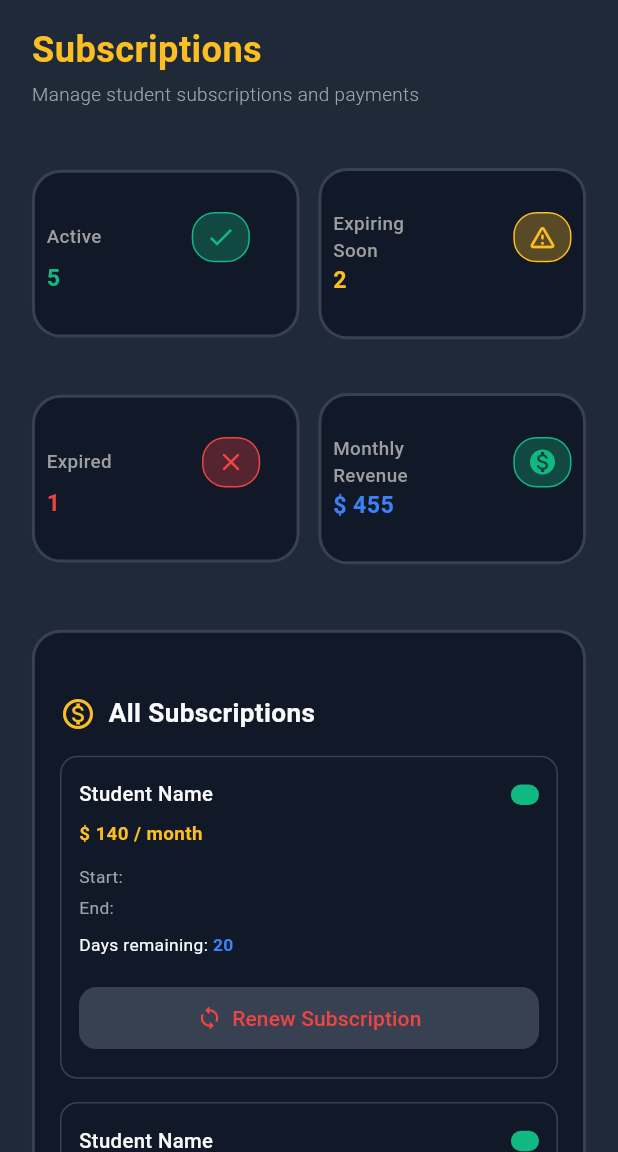
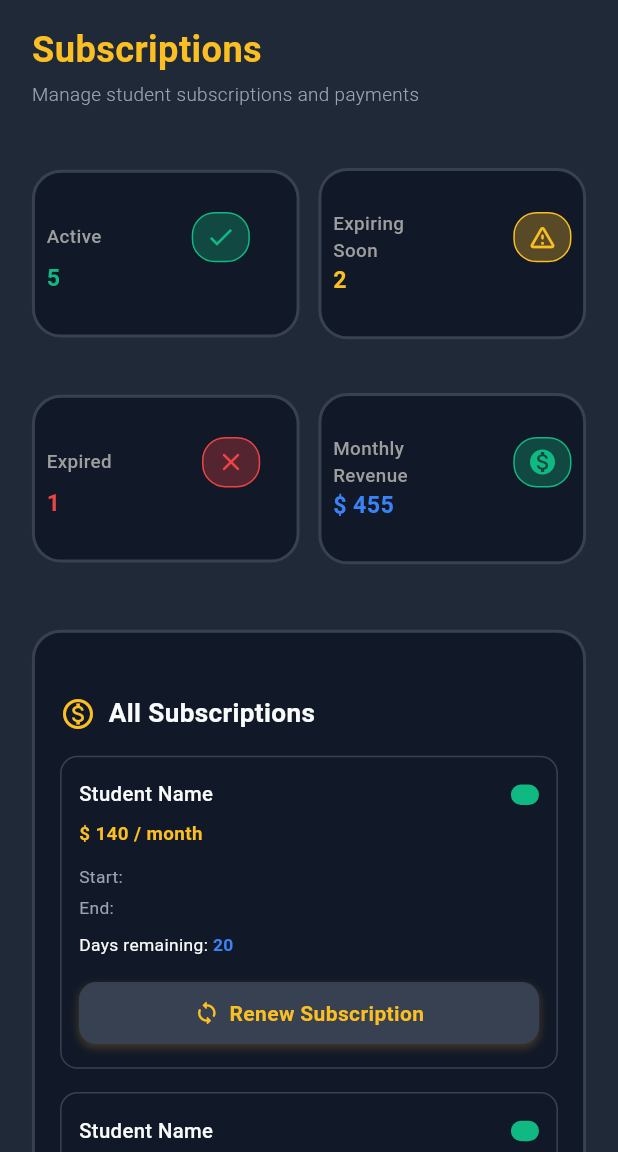
Before and after one commit to Mahfouz28/academy, a Flutter app: the SubscriptionsPage screen opened by its route, after a tap on "Renew Subscription", on a phone screen of 412 x 824 dp, the part 84-1236 px from its top. Run offline on Flutter 3.47's test engine with Material 3 defaults, Android fonts, the phone set to English and light mode, and no system bars; our stand-ins replace bloc, flutter_bloc, flutter_screenutil, supabase_flutter, timeago; accounts and stored records are empty.

Commit message:
refactor renewbotton fix dashbord item count length

```diff
--- a/lib/features/dashboard/presentation/pages/dashboard_page.dart
+++ b/lib/features/dashboard/presentation/pages/dashboard_page.dart
@@ -122,8 +122,10 @@ class DashboardPage extends StatelessWidget {
                           Divider(thickness: 2, color: AppColors.border),
                           ListView.separated(
                             shrinkWrap: true,
-                            itemCount: 5,
-                            separatorBuilder: (_, __) =>
+                            itemCount: students.length > 5
+                                ? 5
+                                : students.length,
+                            separatorBuilder: (_, index) =>
                                 Divider(color: AppColors.border),
                             itemBuilder: (context, index) {
                               return Padding(
--- /dev/null
+++ b/lib/features/subscriptions/presentation/widgets/renew_botton.dart
@@ -0,0 +1,76 @@
+import 'package:academy/core/themes/app_color.dart';
+import 'package:flutter/material.dart';
+import 'package:flutter_screenutil/flutter_screenutil.dart';
+
+class RenewButton extends StatefulWidget {
+  const RenewButton({super.key});
+
+  @override
+  State<RenewButton> createState() => _RenewButtonState();
+}
+
+class _RenewButtonState extends State<RenewButton> {
+  bool _pressed = false;
+
+  void _onTap() {
+    print('Renew Subscription button pressed');
+    setState(() {
+      _pressed = !_pressed;
+    });
+
+    // Reset back after short delay
+    Future.delayed(const Duration(milliseconds: 200), () {
+      if (mounted) setState(() => _pressed = false);
+    });
+  }
+
+  @override
+  Widget build(BuildContext context) {
+    return GestureDetector(
+      onTap: _onTap,
+      child: AnimatedContainer(
+        duration: const Duration(milliseconds: 200),
+        curve: Curves.easeOut,
+        width: double.infinity,
+        padding: EdgeInsets.symmetric(
+          vertical: _pressed ? 8.h : 10.h,
+          horizontal: 12.w,
+        ),
+        decoration: BoxDecoration(
+          color: _pressed
+              ? AppColors.secondary.withOpacity(0.8)
+              : AppColors.secondary,
+          border: Border.all(color: AppColors.border),
+          borderRadius: BorderRadius.circular(12.r),
+          boxShadow: _pressed
+              ? []
+              : [
+                  BoxShadow(
+                    color: AppColors.chart1.withOpacity(0.2),
+                    blurRadius: 4,
+                    offset: const Offset(0, 2),
+                  ),
+                ],
+        ),
+        child: Row(
+          mainAxisAlignment: MainAxisAlignment.center,
+          children: [
+            Icon(Icons.sync_rounded, color: AppColors.chart1, size: 18.sp),
+            6.horizontalSpace,
+            AnimatedOpacity(
+              duration: const Duration(milliseconds: 200),
+              opacity: _pressed ? 0.7 : 1.0,
+              child: Text(
+                'Renew Subscription',
+                style: TextStyle(
+                  color: AppColors.chart1.withOpacity(_pressed ? 0.7 : 1.0),
+                  fontWeight: FontWeight.w600,
+                ),
+              ),
+            ),
+          ],
+        ),
+      ),
+    );
+  }
+}
--- a/lib/features/subscriptions/presentation/widgets/show_subs_card.dart
+++ b/lib/features/subscriptions/presentation/widgets/show_subs_card.dart
@@ -1,5 +1,6 @@
 import 'package:academy/core/themes/app_color.dart';
 import 'package:academy/core/widgets/status_badge.dart';
+import 'package:academy/features/subscriptions/presentation/widgets/renew_botton.dart';
 import 'package:flutter/material.dart';
 import 'package:flutter_screenutil/flutter_screenutil.dart';
 
@@ -96,37 +97,7 @@ class ShowSubsCard extends StatelessWidget {
             16.verticalSpace,
 
             // Renew Button
-            TextButton(
-              onPressed: () {},
-              style: TextButton.styleFrom(padding: EdgeInsets.zero),
-              child: Container(
-                width: double.infinity,
-                padding: EdgeInsets.symmetric(vertical: 10.h, horizontal: 12.w),
-                decoration: BoxDecoration(
-                  color: AppColors.secondary,
-                  border: Border.all(color: AppColors.border),
-                  borderRadius: BorderRadius.circular(12.r),
-                ),
-                child: Row(
-                  mainAxisAlignment: MainAxisAlignment.center,
-                  children: [
-                    Icon(
-                      Icons.sync_rounded,
-                      color: AppColors.destructive,
-                      size: 18.sp,
-                    ),
-                    6.horizontalSpace,
-                    Text(
-                      'Renew Subscription',
-                      style: TextStyle(
-                        color: AppColors.destructive,
-                        fontWeight: FontWeight.w500,
-                      ),
-                    ),
-                  ],
-                ),
-              ),
-            ),
+            RenewButton(),
           ],
         ),
       ),
```
